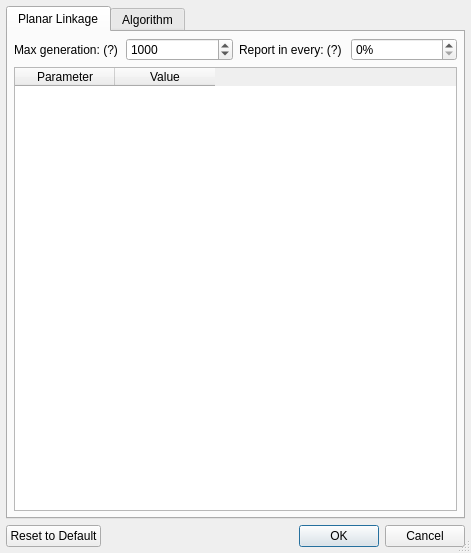
Qt form core/synthesis/DimensionalSynthesis/DimensionalSynthesis_dialog/options.ui (KmolYuan/Pyslvs-UI) before a commit.
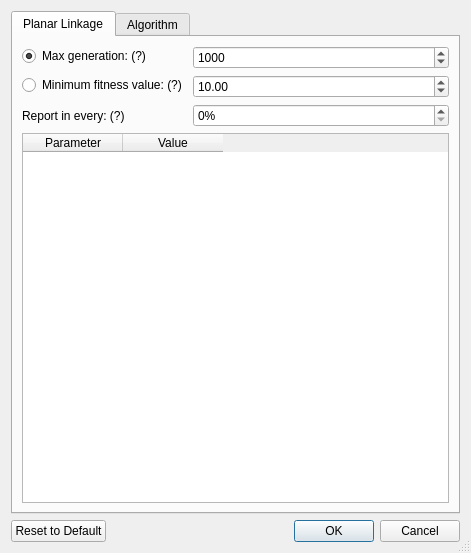
The same form after that commit. Icons and pictures are not drawn.

Commit message: Add minimum fitness value option UI.

The edit to the form file:
```diff
--- a/core/synthesis/DimensionalSynthesis/DimensionalSynthesis_dialog/options.ui
+++ b/core/synthesis/DimensionalSynthesis/DimensionalSynthesis_dialog/options.ui
@@ -30,18 +30,6 @@
    <bool>true</bool>
   </property>
   <layout class="QVBoxLayout" name="verticalLayout">
-   <property name="leftMargin">
-    <number>6</number>
-   </property>
-   <property name="topMargin">
-    <number>6</number>
-   </property>
-   <property name="rightMargin">
-    <number>6</number>
-   </property>
-   <property name="bottomMargin">
-    <number>6</number>
-   </property>
    <item>
     <widget class="QTabWidget" name="tabWidget">
      <widget class="QWidget" name="planarlinkage">
@@ -49,31 +37,22 @@
        <string>Planar Linkage</string>
       </attribute>
       <layout class="QVBoxLayout" name="verticalLayout_2">
-       <property name="leftMargin">
-        <number>6</number>
-       </property>
-       <property name="topMargin">
-        <number>6</number>
-       </property>
-       <property name="rightMargin">
-        <number>6</number>
-       </property>
-       <property name="bottomMargin">
-        <number>6</number>
-       </property>
        <item>
-        <layout class="QHBoxLayout" name="horizontalLayout_2">
-         <item>
-          <widget class="QLabel" name="generation_label">
+        <layout class="QFormLayout" name="formLayout">
+         <item row="1" column="0">
+          <widget class="QRadioButton" name="radioButton">
            <property name="toolTip">
             <string>&lt;html&gt;&lt;head/&gt;&lt;body&gt;&lt;p&gt;This parameter determines the time of evolution.&lt;/p&gt;&lt;p&gt;If the value set to 0, algorithm will stop only when you clicked the interrupt button.&lt;/p&gt;&lt;/body&gt;&lt;/html&gt;</string>
            </property>
            <property name="text">
             <string>Max generation: (?)</string>
            </property>
+           <property name="checked">
+            <bool>true</bool>
+           </property>
           </widget>
          </item>
-         <item>
+         <item row="1" column="1">
           <widget class="QSpinBox" name="maxGen">
            <property name="minimum">
             <number>0</number>
@@ -89,7 +68,24 @@
            </property>
           </widget>
          </item>
-         <item>
+         <item row="2" column="0">
+          <widget class="QRadioButton" name="radioButton_2">
+           <property name="toolTip">
+            <string>&lt;html&gt;&lt;head/&gt;&lt;body&gt;&lt;p&gt;This parameter determines the last fitness of evolution.&lt;/p&gt;&lt;p&gt;If the value set to 0, algorithm will stop only when you clicked the interrupt button.&lt;/p&gt;&lt;/body&gt;&lt;/html&gt;</string>
+           </property>
+           <property name="text">
+            <string>Minimum fitness value: (?)</string>
+           </property>
+          </widget>
+         </item>
+         <item row="2" column="1">
+          <widget class="QDoubleSpinBox" name="minFit">
+           <property name="value">
+            <double>10.000000000000000</double>
+           </property>
+          </widget>
+         </item>
+         <item row="3" column="0">
           <widget class="QLabel" name="report_label">
            <property name="toolTip">
             <string>&lt;html&gt;&lt;head/&gt;&lt;body&gt;&lt;p&gt;If the value set to 0, algorithm will report in every 10 generations.&lt;/p&gt;&lt;/body&gt;&lt;/html&gt;</string>
@@ -99,7 +95,7 @@
            </property>
           </widget>
          </item>
-         <item>
+         <item row="3" column="1">
           <widget class="QSpinBox" name="report">
            <property name="suffix">
             <string>%</string>
```
Left out of the diff: 2 changed lines with no effect on the pictures. The commit also changes 2 other files.
